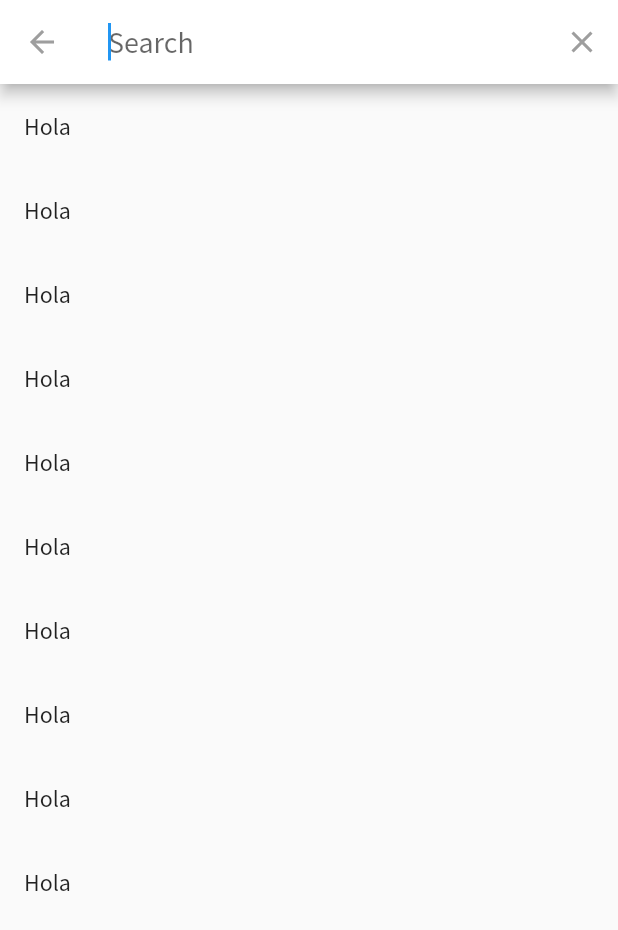
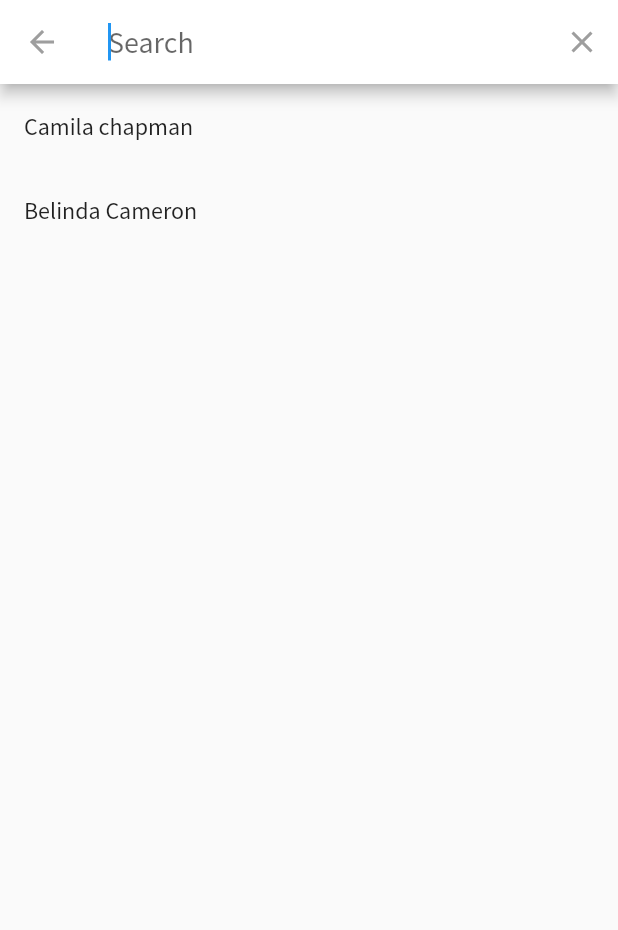
Before and after one commit to reynaldo57/restaurant, a Flutter app: the screen it shows after launch, after a tap on the "search" icon, on a phone screen of 412 x 824 dp. Shown: the top 930 px of the screen. Run offline on Flutter 3.47's test engine with Material 2 defaults, Android fonts, the phone set to English and light mode, and no system bars; our stand-ins replace cloud_firestore, firebase_core, flutter_svg; accounts and stored records are empty; network calls fail.

Commit message:
searchProduct22

```diff
--- a/lib/utils/search_product.dart
+++ b/lib/utils/search_product.dart
@@ -1,39 +1,27 @@
-
-
-
 import 'package:flutter/material.dart';
 
-class SearchProduct extends SearchDelegate{
-
+class SearchProduct extends SearchDelegate {
   String result = "";
 
-
-  List<String> names = [
-    "Camila chapman", "Belinda Cameron"
-
-  ];
-
-
-
+  List<String> names = ["Camila chapman", "Belinda Cameron"];
 
   @override
   List<Widget>? buildActions(BuildContext context) {
-    return[
+    return [
       IconButton(
         icon: Icon(Icons.close),
-        onPressed: (){
+        onPressed: () {
           query = "";
         },
       )
     ];
-
   }
 
   @override
   Widget? buildLeading(BuildContext context) {
     return IconButton(
       icon: Icon(Icons.arrow_back),
-      onPressed: (){
+      onPressed: () {
         close(context, result);
       },
     );
@@ -41,11 +29,17 @@ class SearchProduct extends SearchDelegate{
 
   @override
   Widget buildResults(BuildContext context) {
+    List<String> suggestions = names.where((element) {
+      return element.toLowerCase().contains(query.toLowerCase());
+    }).toList();
+
+    print(suggestions);
+
     return ListView.builder(
-      itemCount: 2,
-      itemBuilder: (BuildContext, int index){
+      itemCount: suggestions.length,
+      itemBuilder: (BuildContext, int index) {
         return ListTile(
-          title: Text("Hola"),
+          title: Text(suggestions[index]),
         );
       },
     );
@@ -53,22 +47,19 @@ class SearchProduct extends SearchDelegate{
 
   @override
   Widget buildSuggestions(BuildContext context) {
-
-    List<String> suggestions = names.where((element){
+    List<String> suggestions = names.where((element) {
       return element.toLowerCase().contains(query.toLowerCase());
     }).toList();
 
     print(suggestions);
 
-
     return ListView.builder(
-    itemCount: 10,
-    itemBuilder: (BuildContext, int index){
+      itemCount: suggestions.length,
+      itemBuilder: (BuildContext, int index) {
         return ListTile(
-        title: Text("Hola"),
+          title: Text(suggestions[index]),
         );
       },
     );
   }
-
 }
```
Lines whose indentation alone changed are shown as unchanged.
